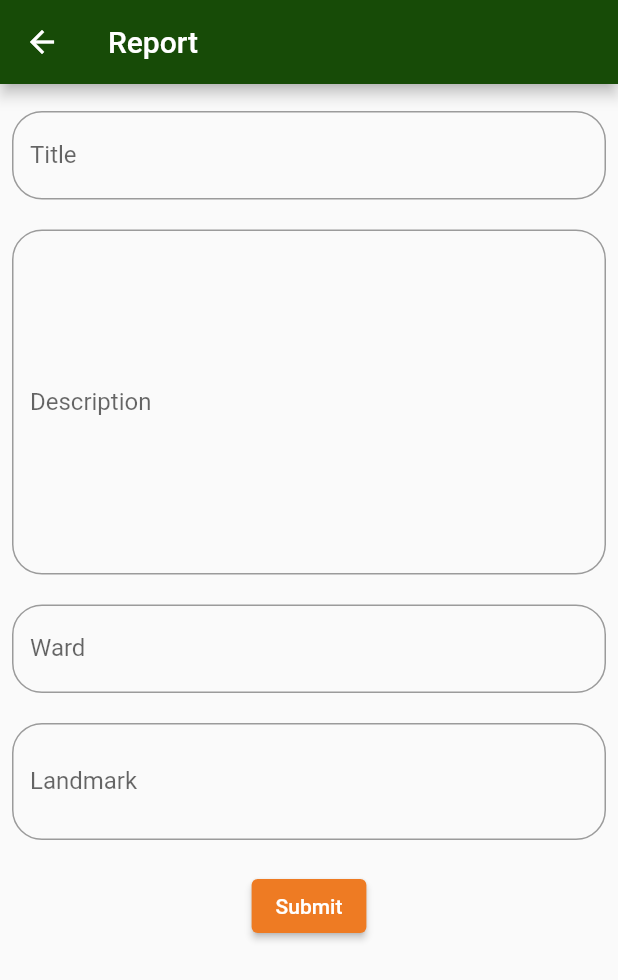
After one commit to sankarvinayak/HarithaKarma, a Flutter app: the report screen opened directly, on a phone screen of 412 x 824 dp. The commit adds this screen. Shown: the top 980 px of the screen. Run offline on Flutter 3.47's test engine with Material 2 defaults, Android fonts, the phone set to English and light mode, and no system bars; our stand-ins replace cloud_firestore, expansion_tile_card, firebase_auth, firebase_core, flutter_spinkit, shared_preferences; accounts and stored records are empty.

Commit message:
Report added
Users can now report wate dump to the admin also fiex the typo in login

```diff
--- a/harithakarma/lib/Screens/Auth/login.dart
+++ b/harithakarma/lib/Screens/Auth/login.dart
@@ -216,7 +216,7 @@ class _Login extends State<Login> {
                         child: const Text.rich(
                           TextSpan(text: 'Don\'t have an account ', children: [
                             TextSpan(
-                              text: 'Regsiter',
+                              text: 'Register',
                               style: TextStyle(color: Color(0xffEE7B23)),
                             ),
                           ]),
--- /dev/null
+++ b/harithakarma/lib/Screens/Homeuser/report.dart
@@ -0,0 +1,134 @@
+import 'package:flutter/material.dart';
+import 'package:harithakarma/service/database.dart';
+import 'package:harithakarma/models/user.dart';
+
+class report extends StatefulWidget {
+  const report({Key? key}) : super(key: key);
+
+  @override
+  State<report> createState() => _Complaints();
+}
+
+class _Complaints extends State<report> {
+  String? title;
+  String? desc;
+  String? location;
+  String? ward;
+  bool issubmit = false;
+  @override
+  Widget build(BuildContext context) {
+    return Scaffold(
+      appBar: AppBar(
+        backgroundColor: const Color.fromARGB(255, 23, 75, 7),
+        title: const Text('Report'),
+      ),
+      body: Padding(
+        padding: const EdgeInsets.all(8.0),
+        child: SingleChildScrollView(
+          child: Column(
+            children: [
+              SizedBox(
+                height: 10,
+              ),
+              TextField(
+                decoration: InputDecoration(
+                  border: OutlineInputBorder(
+                    borderRadius: BorderRadius.circular(20.0),
+                  ),
+                  floatingLabelAlignment: FloatingLabelAlignment.start,
+                  floatingLabelStyle: const TextStyle(
+                    color: Color.fromARGB(255, 23, 75, 7),
+                    fontSize: 20,
+                  ),
+                  labelText: 'Title',
+                ),
+                textAlign: TextAlign.left,
+                enabled: true,
+                onChanged: (text) => {title = text},
+              ),
+              const SizedBox(
+                height: 20,
+              ),
+              TextField(
+                maxLines: 10,
+                decoration: InputDecoration(
+                  border: OutlineInputBorder(
+                    borderRadius: BorderRadius.circular(20.0),
+                  ),
+                  floatingLabelAlignment: FloatingLabelAlignment.start,
+                  floatingLabelStyle: const TextStyle(
+                    color: Color.fromARGB(255, 23, 75, 7),
+                    fontSize: 20,
+                  ),
+                  labelText: 'Description',
+                ),
+                textAlign: TextAlign.left,
+                enabled: true,
+                onChanged: (text) => {desc = text},
+              ),
+              SizedBox(
+                height: 20,
+              ),
+              TextField(
+                decoration: InputDecoration(
+                  border: OutlineInputBorder(
+                    borderRadius: BorderRadius.circular(20.0),
+                  ),
+                  floatingLabelAlignment: FloatingLabelAlignment.start,
+                  floatingLabelStyle: const TextStyle(
+                    color: Color.fromARGB(255, 23, 75, 7),
+                    fontSize: 20,
+                  ),
+                  labelText: 'Ward',
+                ),
+                textAlign: TextAlign.left,
+                enabled: true,
+                onChanged: (text) => {ward = text},
+              ),
+              SizedBox(
+                height: 20,
+              ),
+              TextField(
+                maxLines: 2,
+                decoration: InputDecoration(
+                  border: OutlineInputBorder(
+                    borderRadius: BorderRadius.circular(20.0),
+                  ),
+                  floatingLabelAlignment: FloatingLabelAlignment.start,
+                  floatingLabelStyle: const TextStyle(
+                    color: Color.fromARGB(255, 23, 75, 7),
+                    fontSize: 20,
+                  ),
+                  labelText: 'Landmark',
+                ),
+                textAlign: TextAlign.left,
+                enabled: true,
+                onChanged: (text) => {location = text},
+              ),
+              const SizedBox(
+                height: 20,
+              ),
+              issubmit
+                  ? const Text("Complaint submitted")
+                  : ElevatedButton(
+                      style: ElevatedButton.styleFrom(
+                        primary: const Color(0xffEE7B23),
+                        onPrimary: Colors.white,
+                      ),
+                      onPressed: () {
+                        DatabaseService()
+                            .report_waste(title!, desc!, ward, location);
+                        {
+                          setState(() {
+                            issubmit = true;
+                          });
+                        }
+                      },
+                      child: const Text("Submit"))
+            ],
+          ),
+        ),
+      ),
+    );
+  }
+}
--- a/harithakarma/lib/service/database.dart
+++ b/harithakarma/lib/service/database.dart
@@ -14,6 +14,8 @@ class DatabaseService {
       FirebaseFirestore.instance.collection('collection_history');
   final CollectionReference complaints =
       FirebaseFirestore.instance.collection('complaints');
+  final CollectionReference report =
+      FirebaseFirestore.instance.collection('report');
   final CollectionReference visitHistory =
       FirebaseFirestore.instance.collection('visit_history');
   final CollectionReference utypeCollection =
@@ -155,6 +157,12 @@ class DatabaseService {
     }, SetOptions(merge: true));
   }
 
+  Future<void> updateReportStatus(String docId) async {
+    return await report.doc(docId).set({
+      'status': "closed",
+    }, SetOptions(merge: true));
+  }
+
 //create a new complaint
   Future<void> addComplaint(String title, String desc, String? ward) async {
     return await complaints.doc().set(
@@ -163,6 +171,21 @@ class DatabaseService {
         "date": formatTimestamp(Timestamp.now()),
         'desc': desc,
         "ward": ward,
+        "status": "pending",
+        "panchayath": globhome!.panchayath,
+      },
+    );
+  }
+
+  Future<void> report_waste(
+      String title, String desc, String? ward, String? location) async {
+    return await report.doc().set(
+      {
+        'title': title,
+        "date": formatTimestamp(Timestamp.now()),
+        'desc': desc,
+        "ward": ward,
+        "location": location,
         "status": "pending",
         "panchayath": globhome!.panchayath,
       },
```
Also changed, not shown: harithakarma/lib/Screens/Adminuser/wastedump.dart (added, +83 -0 lines), harithakarma/lib/Screens/deleteuser.dart (+5 -2 lines).
